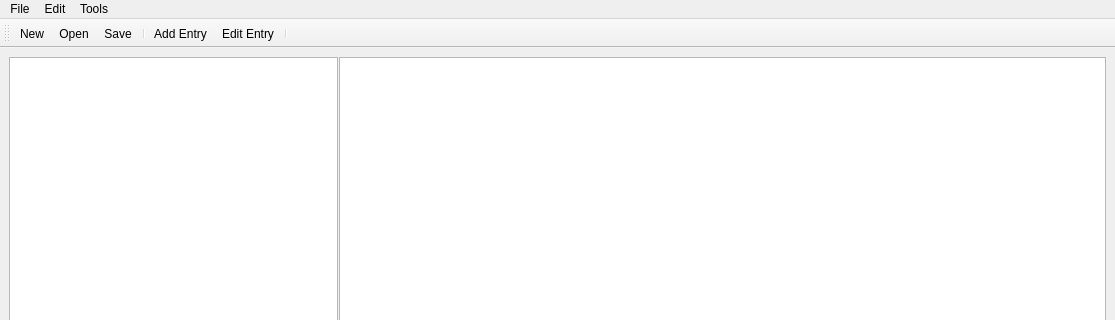
Above: ui/Main.ui from tcShadowWalker/XKey before the change; both pictures show x 0 to 1115 and y 0 to 320 of the 1115 by 848 pixel window. Below: the same form after it.
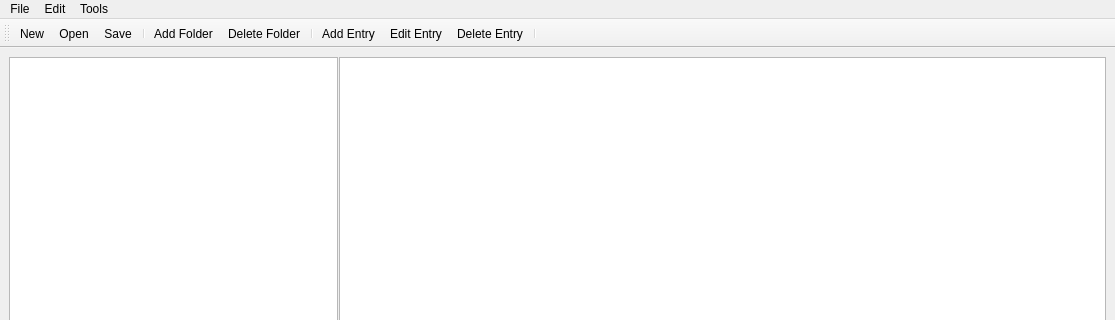
That is the form after the change.

Commit message: Can create/delete/rename folders, Can create/edit key entries. Toggle widget status on load

Diff of the .ui file:
```diff
--- a/ui/Main.ui
+++ b/ui/Main.ui
@@ -46,7 +46,13 @@
         </size>
        </property>
        <property name="editTriggers">
-        <set>QAbstractItemView::NoEditTriggers</set>
+        <set>QAbstractItemView::DoubleClicked|QAbstractItemView::EditKeyPressed</set>
+       </property>
+       <property name="dragDropMode">
+        <enum>QAbstractItemView::DragDrop</enum>
+       </property>
+       <property name="autoExpandDelay">
+        <number>0</number>
        </property>
        <property name="itemsExpandable">
         <bool>true</bool>
@@ -57,6 +63,9 @@
        <property name="headerHidden">
         <bool>true</bool>
        </property>
+       <property name="expandsOnDoubleClick">
+        <bool>false</bool>
+       </property>
       </widget>
       <widget class="QTableView" name="keyTable">
        <property name="sizePolicy">
@@ -129,7 +138,7 @@
   <widget class="QStatusBar" name="statusbar"/>
   <widget class="QToolBar" name="toolBar">
    <property name="windowTitle">
-    <string>toolBar</string>
+    <string>Toolbar</string>
    </property>
    <attribute name="toolBarArea">
     <enum>TopToolBarArea</enum>
@@ -141,8 +150,12 @@
    <addaction name="actionOpen"/>
    <addaction name="actionSave"/>
    <addaction name="separator"/>
+   <addaction name="actionAddFolder"/>
+   <addaction name="actionDeleteFolder"/>
+   <addaction name="separator"/>
    <addaction name="actionAddEntry"/>
-   <addaction name="actionEdit_Entry"/>
+   <addaction name="actionEditEntry"/>
+   <addaction name="actionDeleteEntry"/>
    <addaction name="separator"/>
   </widget>
   <action name="actionNew">
@@ -183,7 +196,7 @@
     <string>Add new entry</string>
    </property>
   </action>
-  <action name="actionEdit_Entry">
+  <action name="actionEditEntry">
    <property name="text">
     <string>Edit Entry</string>
    </property>
@@ -191,6 +204,24 @@
     <string>Edit current entry</string>
    </property>
   </action>
+  <action name="actionAddFolder">
+   <property name="text">
+    <string>Add Folder</string>
+   </property>
+  </action>
+  <action name="actionDeleteFolder">
+   <property name="text">
+    <string>Delete Folder</string>
+   </property>
+  </action>
+  <action name="actionDeleteEntry">
+   <property name="text">
+    <string>Delete Entry</string>
+   </property>
+   <property name="toolTip">
+    <string>Delete current Entry</string>
+   </property>
+  </action>
  </widget>
  <resources/>
  <connections>
```
The commit also changes 10 other files.
